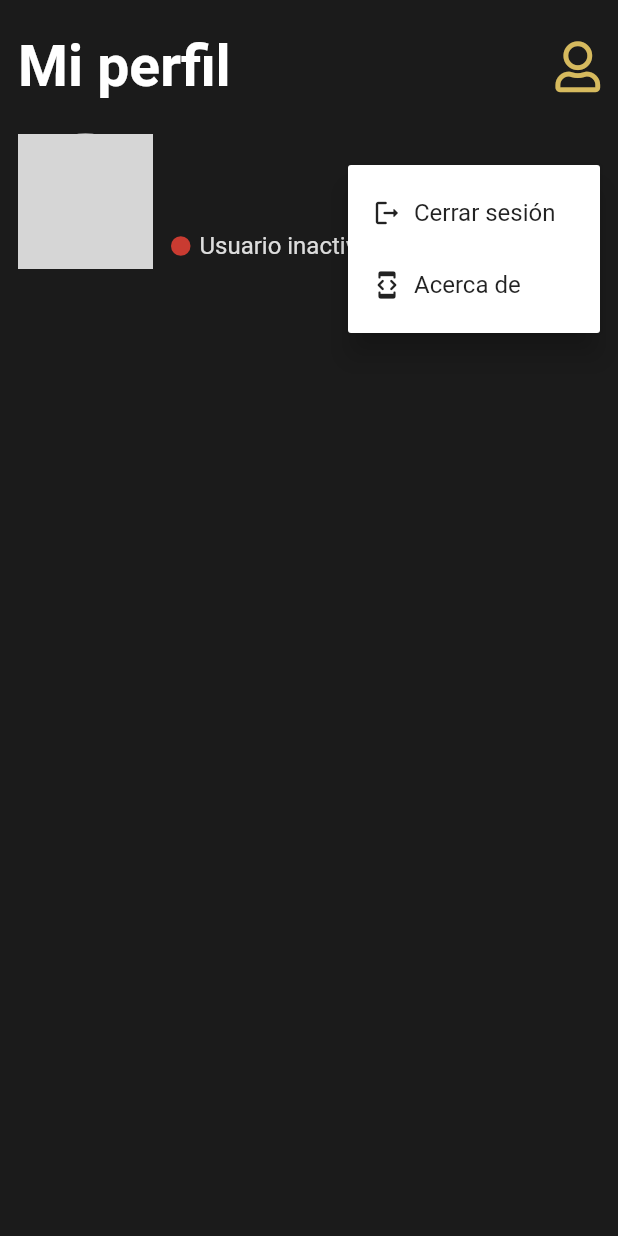
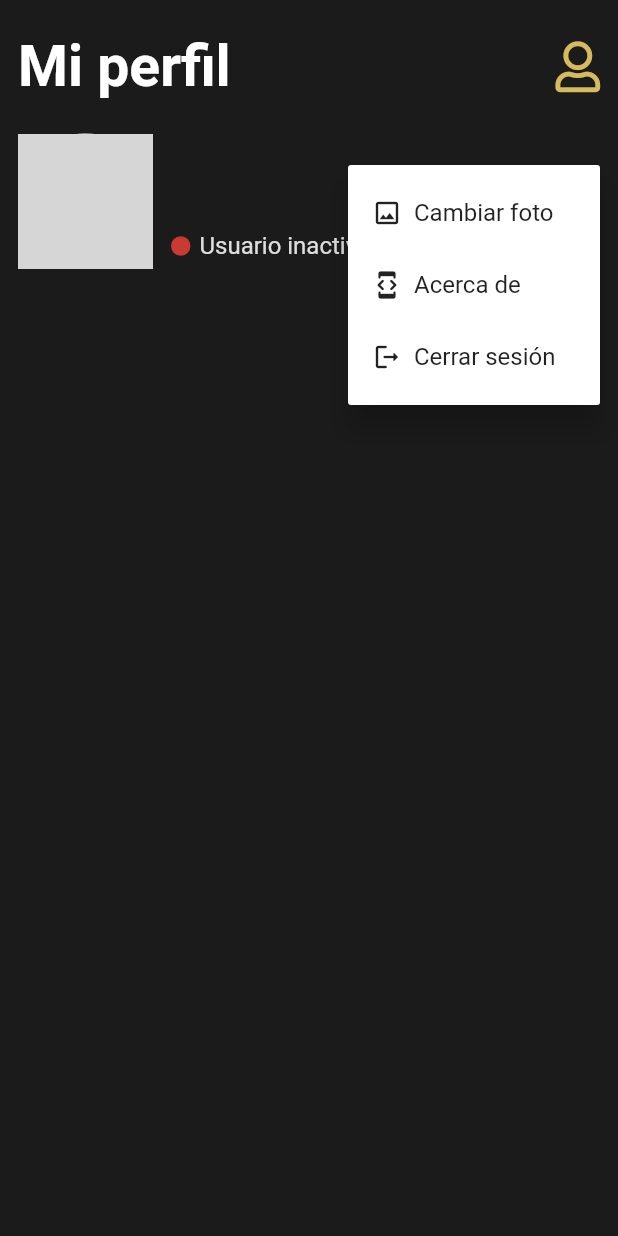
Before and after one commit to paulmrg-461/flutter_vista_app, a Flutter app: the ProfileTab screen opened directly with empty values, after a tap on the "keyboard control" icon, on a phone screen of 412 x 824 dp. Run offline on Flutter 3.47's test engine with Material 2 defaults, Android fonts, the light colour scheme and no system bars; our stand-ins replace animate_do, cloud_firestore, file_picker, firebase_auth, firebase_core, firebase_messaging and 9 more; missing offline and left inert: platform_device_id, record; accounts and stored records are empty; network calls fail; grey boxes are pictures that could not be loaded.

```diff
--- a/lib/pages/login_page.dart
+++ b/lib/pages/login_page.dart
@@ -132,7 +132,7 @@ class _LoginPageState extends State<LoginPage> {
                       color: Colors.white10,
                       borderRadius: BorderRadius.circular(22)),
                   child: const Text(
-                      'Somos una oficina virtual donde encontrarás asesoría y acompañamiento de diferentes profesionales como abogados, contadores, ingenieros, administradores de empresas y asesores en el área que requieras, sin necesidad de moverte de tu casa o empresa, afíliate al GRUPO VISTA.',
+                      'Somos una oficina virtual donde encontrarás asesoría y acompañamiento de diferentes profesionales; abogados, contadores, ingenieros, administradores de empresas y asesores en el área que requieras, sin necesidad de moverte de tu casa o empresa, afíliate a GRUPO VISTA.',
                       textAlign: TextAlign.justify,
                       style: TextStyle(
                           color: Colors.white,
--- a/lib/pages/tabs/profile_tab.dart
+++ b/lib/pages/tabs/profile_tab.dart
@@ -1,13 +1,24 @@
+import 'dart:io';
+
+import 'package:file_picker/file_picker.dart';
 import 'package:flutter/material.dart';
 import 'package:font_awesome_flutter/font_awesome_flutter.dart';
 import 'package:grupo_vista_app/models/user_model.dart';
+import 'package:grupo_vista_app/providers/messages_provider.dart';
 import 'package:grupo_vista_app/providers/user_provider.dart';
 import 'package:grupo_vista_app/widgets/custom_alert_dialog.dart';
 import 'package:provider/provider.dart';
 
-class ProfileTab extends StatelessWidget {
+class ProfileTab extends StatefulWidget {
   final UserModel? userModel;
   const ProfileTab({Key? key, @required this.userModel}) : super(key: key);
+
+  @override
+  State<ProfileTab> createState() => _ProfileTabState();
+}
+
+class _ProfileTabState extends State<ProfileTab> {
+  bool _isLoading = false;
 
   @override
   Widget build(BuildContext context) {
@@ -15,7 +26,9 @@ class ProfileTab extends StatelessWidget {
     return SafeArea(
       child: Scaffold(
         backgroundColor: const Color(0xff1B1B1B),
-        body: Padding(
+        body: _isLoading
+            ? Center(child: CircularProgressIndicator.adaptive())
+            : Padding(
                 padding: const EdgeInsets.only(left: 12, right: 12, top: 22),
                 child: Column(
                   children: [
@@ -46,11 +59,14 @@ class ProfileTab extends StatelessWidget {
                           height: 90,
                           decoration: BoxDecoration(
                               color: const Color(0xffD6BA5E),
-                        border: Border.all(color: Colors.white, width: 5.0),
+                              border:
+                                  Border.all(color: Colors.white, width: 5.0),
                               shape: BoxShape.circle,
                               image: DecorationImage(
                                   fit: BoxFit.cover,
-                            image: NetworkImage(userModel!.clientPhotoURL!))),
+                                  image: NetworkImage(
+                                    widget.userModel!.clientPhotoURL!,
+                                  ))),
                         ),
                         Expanded(
                           child: Padding(
@@ -59,7 +75,7 @@ class ProfileTab extends StatelessWidget {
                               crossAxisAlignment: CrossAxisAlignment.start,
                               children: [
                                 Text(
-                            userModel!.clientName!,
+                                  widget.userModel!.clientName!,
                                   overflow: TextOverflow.ellipsis,
                                   style: const TextStyle(
                                       fontSize: 28,
@@ -67,9 +83,10 @@ class ProfileTab extends StatelessWidget {
                                       fontWeight: FontWeight.w600),
                                 ),
                                 Padding(
-                            padding: const EdgeInsets.symmetric(vertical: 4),
+                                  padding:
+                                      const EdgeInsets.symmetric(vertical: 4),
                                   child: Text(
-                              userModel!.clientEmail!,
+                                    widget.userModel!.clientEmail!,
                                     overflow: TextOverflow.ellipsis,
                                     style: TextStyle(
                                         fontSize: 16,
@@ -83,7 +100,7 @@ class ProfileTab extends StatelessWidget {
                                       width: 13,
                                       height: 13,
                                       decoration: BoxDecoration(
-                                    color: userModel!.clientEnable!
+                                          color: widget.userModel!.clientEnable!
                                               ? Colors.green.withOpacity(0.8)
                                               : Colors.red.withOpacity(0.8),
                                           shape: BoxShape.circle),
@@ -92,7 +109,7 @@ class ProfileTab extends StatelessWidget {
                                       width: 6,
                                     ),
                                     Text(
-                                userModel!.clientEnable!
+                                      widget.userModel!.clientEnable!
                                           ? 'Usuario Grupo Vista'
                                           : 'Usuario inactivo',
                                       overflow: TextOverflow.ellipsis,
@@ -117,6 +134,12 @@ class ProfileTab extends StatelessWidget {
                             onSelected: (value) {
                               switch (value) {
                                 case 0:
+                                  _uploadPhoto(_userProvider);
+                                  break;
+                                case 1:
+                                  Navigator.pushNamed(context, 'about');
+                                  break;
+                                case 2:
                                   _userProvider.logout().then((value) => value
                                       ? Navigator.pushReplacementNamed(
                                           context, 'login')
@@ -127,9 +150,6 @@ class ProfileTab extends StatelessWidget {
                                           'Aceptar',
                                         ));
                                   break;
-                          case 1:
-                            Navigator.pushNamed(context, 'about');
-                            break;
                                 default:
                                   print(value);
                               }
@@ -138,7 +158,42 @@ class ProfileTab extends StatelessWidget {
                                   PopupMenuItem(
                                       value: 0,
                                       child: Row(
-                                  mainAxisAlignment: MainAxisAlignment.start,
+                                        mainAxisAlignment:
+                                            MainAxisAlignment.start,
+                                        children: const [
+                                          Icon(
+                                            Icons.photo_outlined,
+                                            size: 20,
+                                            color: Colors.black87,
+                                          ),
+                                          SizedBox(
+                                            width: 8,
+                                          ),
+                                          Text('Cambiar foto'),
+                                        ],
+                                      )),
+                                  PopupMenuItem(
+                                      value: 1,
+                                      child: Row(
+                                        mainAxisAlignment:
+                                            MainAxisAlignment.start,
+                                        children: const [
+                                          Icon(
+                                            Icons.developer_mode_rounded,
+                                            size: 20,
+                                            color: Colors.black87,
+                                          ),
+                                          SizedBox(
+                                            width: 8,
+                                          ),
+                                          Text('Acerca de'),
+                                        ],
+                                      )),
+                                  PopupMenuItem(
+                                      value: 2,
+                                      child: Row(
+                                        mainAxisAlignment:
+                                            MainAxisAlignment.start,
                                         children: const [
                                           Icon(
                                             Icons.logout_rounded,
@@ -151,22 +206,6 @@ class ProfileTab extends StatelessWidget {
                                           Text('Cerrar sesión'),
                                         ],
                                       )),
-                            PopupMenuItem(
-                                value: 1,
-                                child: Row(
-                                  mainAxisAlignment: MainAxisAlignment.start,
-                                  children: const [
-                                    Icon(
-                                      Icons.developer_mode_rounded,
-                                      size: 20,
-                                      color: Colors.black87,
-                                    ),
-                                    SizedBox(
-                                      width: 8,
-                                    ),
-                                    Text('Acerca de'),
-                                  ],
-                                )),
                                 ]),
                       ],
                     ),
@@ -176,4 +215,24 @@ class ProfileTab extends StatelessWidget {
       ),
     );
   }
+
+  Future<void> _uploadPhoto(UserProvider _userProvider) async {
+    FilePickerResult? result = await FilePicker.platform.pickFiles(
+      type: FileType.custom,
+      allowedExtensions: ['jpg'],
+    );
+
+    if (result != null) {
+      setState(() => _isLoading = true);
+      File file = File(result.files.single.path!);
+      String fileExtension = result.files.single.extension!;
+
+      final String downloadUrl = await MessagesProvider.uploadFile(file,
+          'profilePictures/${widget.userModel!.clientEmail}.$fileExtension');
+
+      _userProvider
+          .updateProfilePicture(widget.userModel!.clientEmail!, downloadUrl)
+          .then((value) => setState(() => _isLoading = false));
     }
+  }
+}
--- a/lib/providers/messages_provider.dart
+++ b/lib/providers/messages_provider.dart
@@ -63,7 +63,7 @@ class MessagesProvider {
       final firebase_storage.TaskSnapshot taskSnapshot =
           await storage.ref(path).putFile(file);
 
-      return await taskSnapshot.ref.getDownloadURL();
+      return await (await taskSnapshot).ref.getDownloadURL();
     } on FirebaseException catch (e) {
       print(e);
       return 'Error';
--- a/lib/widgets/input_message.dart
+++ b/lib/widgets/input_message.dart
@@ -348,7 +348,8 @@ class _InputMessageState extends State<InputMessage>
         encoder: AudioEncoder.AAC, // by default
         bitRate: 128000, // by default
       );
-    }
+    } else
+      setState(() => _isRecording = true);
   }
 
   Future<void> _stopRecording(String message) async {
--- a/pubspec.yaml
+++ b/pubspec.yaml
@@ -1,5 +1,5 @@
 name: grupo_vista_app
-description: A new Flutter project.
+description: Grupo Vista App.
 
 # The following line prevents the package from being accidentally published to
 # pub.dev using `flutter pub publish`. This is preferred for private packages.
@@ -15,7 +15,7 @@ publish_to: "none" # Remove this line if you wish to publish to pub.dev
 # In iOS, build-name is used as CFBundleShortVersionString while build-number used as CFBundleVersion.
 # Read more about iOS versioning at
 # https://developer.apple.com/library/archive/documentation/General/Reference/InfoPlistKeyReference/Articles/CoreFoundationKeys.html
-version: 1.0.1+2
+version: 1.0.2+3
 
 environment:
   sdk: ">=2.15.0-268.18.beta <3.0.0"
```
Also changed, not shown: lib/providers/user_provider.dart (+7 -0 lines). Lines whose indentation alone changed are shown as unchanged.
